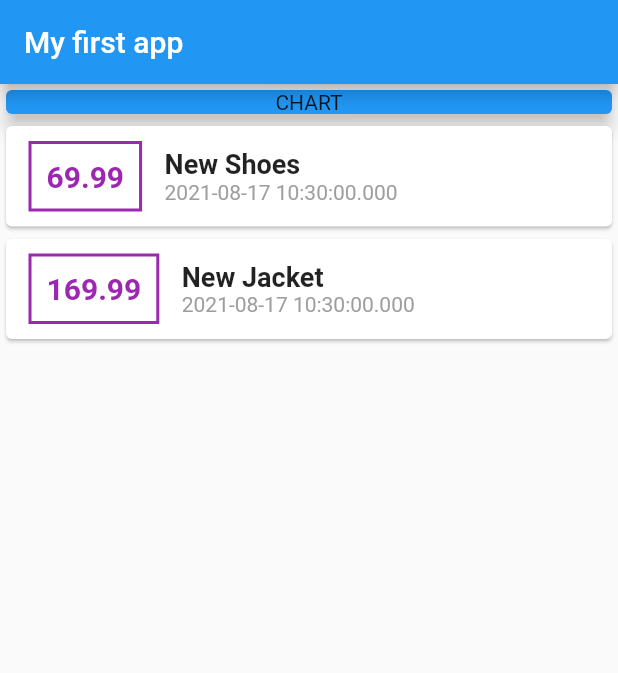
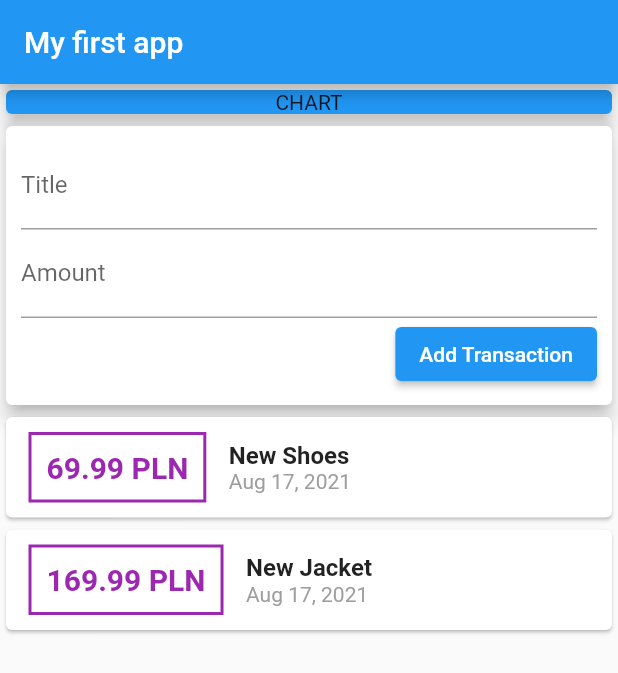
Before and after one commit to Sodment/flutter_expenses_app, a Flutter app: the screen it shows after launch, on a phone screen of 412 x 824 dp. Shown: the top 673 px of the screen. Run offline on Flutter 3.47's test engine with Material 2 defaults, Android fonts, the phone set to English and light mode, and no system bars.

Commit message:
Add better styling

```diff
--- a/lib/main.dart
+++ b/lib/main.dart
@@ -1,5 +1,6 @@
 import 'package:flutter/material.dart';
 import './transaction.dart';
+import 'package:intl/intl.dart';
 
 void main() => runApp(MyApp());
 
@@ -50,6 +51,27 @@
                 elevation: 5,
               ),
             ),
+            Card(
+              elevation: 5,
+              child: Container(
+                padding: EdgeInsetsDirectional.all(10),
+                child: Column(
+                  crossAxisAlignment: CrossAxisAlignment.end,
+                  children: <Widget>[
+                    TextField(
+                      decoration: InputDecoration(labelText: 'Title'),
+                    ),
+                    TextField(
+                      decoration: InputDecoration(labelText: 'Amount'),
+                    ),
+                    ElevatedButton(
+                      onPressed: () {},
+                      child: Text('Add Transaction'),
+                    )
+                  ],
+                ),
+              ),
+            ),
             Column(
               children: transactions.map((tx) {
                 return Card(
@@ -59,7 +81,7 @@
                         margin:
                             EdgeInsets.symmetric(vertical: 10, horizontal: 15),
                         child: Text(
-                          tx.amount.toString(),
+                          '${tx.amount} PLN',
                           style: TextStyle(
                             fontWeight: FontWeight.bold,
                             fontSize: 20,
@@ -80,11 +102,11 @@
                             tx.title,
                             style: TextStyle(
                               fontWeight: FontWeight.bold,
-                              fontSize: 18,
+                              fontSize: 16,
                             ),
                           ),
                           Text(
-                            tx.date.toString(),
+                            DateFormat.yMMMd().format(tx.date),
                             style: TextStyle(
                               color: Colors.grey,
                             ),
--- a/pubspec.yaml
+++ b/pubspec.yaml
@@ -23,6 +23,8 @@
 dependencies:
   flutter:
     sdk: flutter
+  intl: ^0.17.0
+
 
 
   # The following adds the Cupertino Icons font to your application.
```
Also changed, not shown: pubspec.lock.
